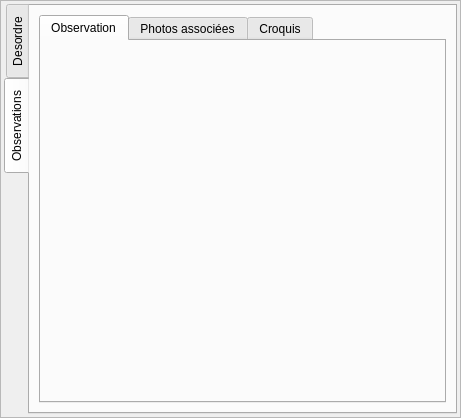
Artelia/Lamia, file Lamia/iface/qgiswidget/tools/toolprepro/base2_digue/lamiabasedigue_desordre_tool_ui.ui: the form before one commit.
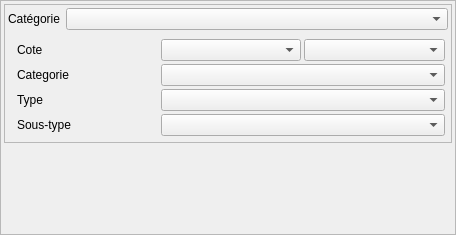
The form after the commit. The open tabs and pages were chosen to show the change.

Diff of the .ui file:
```diff
--- a/Lamia/iface/qgiswidget/tools/toolprepro/base2_digue/lamiabasedigue_desordre_tool_ui.ui
+++ b/Lamia/iface/qgiswidget/tools/toolprepro/base2_digue/lamiabasedigue_desordre_tool_ui.ui
@@ -6,8 +6,8 @@
    <rect>
     <x>0</x>
     <y>0</y>
-    <width>461</width>
-    <height>418</height>
+    <width>456</width>
+    <height>235</height>
    </rect>
   </property>
   <property name="windowTitle">
@@ -48,19 +48,6 @@
        <number>3</number>
       </property>
       <item>
-       <widget class="QTabWidget" name="tabWidget_2">
-        <property name="tabPosition">
-         <enum>QTabWidget::West</enum>
-        </property>
-        <property name="currentIndex">
-         <number>0</number>
-        </property>
-        <widget class="QWidget" name="tab_4">
-         <attribute name="title">
-          <string>Desordre</string>
-         </attribute>
-         <layout class="QVBoxLayout" name="verticalLayout_5">
-          <item>
            <widget class="QFrame" name="frame_2">
             <property name="frameShape">
              <enum>QFrame::StyledPanel</enum>
@@ -183,81 +170,6 @@
              </size>
             </property>
            </spacer>
-          </item>
-         </layout>
-        </widget>
-        <widget class="QWidget" name="tab_5">
-         <attribute name="title">
-          <string>Observations</string>
-         </attribute>
-         <layout class="QVBoxLayout" name="verticalLayout_6">
-          <item>
-           <widget class="QTabWidget" name="tabWidget">
-            <property name="currentIndex">
-             <number>0</number>
-            </property>
-            <widget class="QWidget" name="tab">
-             <attribute name="title">
-              <string>Observation</string>
-             </attribute>
-             <layout class="QGridLayout" name="gridLayout" columnstretch="0">
-              <property name="leftMargin">
-               <number>3</number>
-              </property>
-              <property name="topMargin">
-               <number>3</number>
-              </property>
-              <property name="rightMargin">
-               <number>3</number>
-              </property>
-              <property name="bottomMargin">
-               <number>3</number>
-              </property>
-             </layout>
-            </widget>
-            <widget class="QWidget" name="tab_2">
-             <attribute name="title">
-              <string>Photos associées</string>
-             </attribute>
-             <layout class="QVBoxLayout" name="verticalLayout_3">
-              <property name="leftMargin">
-               <number>3</number>
-              </property>
-              <property name="topMargin">
-               <number>3</number>
-              </property>
-              <property name="rightMargin">
-               <number>3</number>
-              </property>
-              <property name="bottomMargin">
-               <number>3</number>
-              </property>
-             </layout>
-            </widget>
-            <widget class="QWidget" name="tab_3">
-             <attribute name="title">
-              <string>Croquis</string>
-             </attribute>
-             <layout class="QVBoxLayout" name="verticalLayout_4">
-              <property name="leftMargin">
-               <number>3</number>
-              </property>
-              <property name="topMargin">
-               <number>3</number>
-              </property>
-              <property name="rightMargin">
-               <number>3</number>
-              </property>
-              <property name="bottomMargin">
-               <number>3</number>
-              </property>
-             </layout>
-            </widget>
-           </widget>
-          </item>
-         </layout>
-        </widget>
-       </widget>
       </item>
      </layout>
     </widget>
```
Lines whose indentation alone changed are shown as unchanged.
